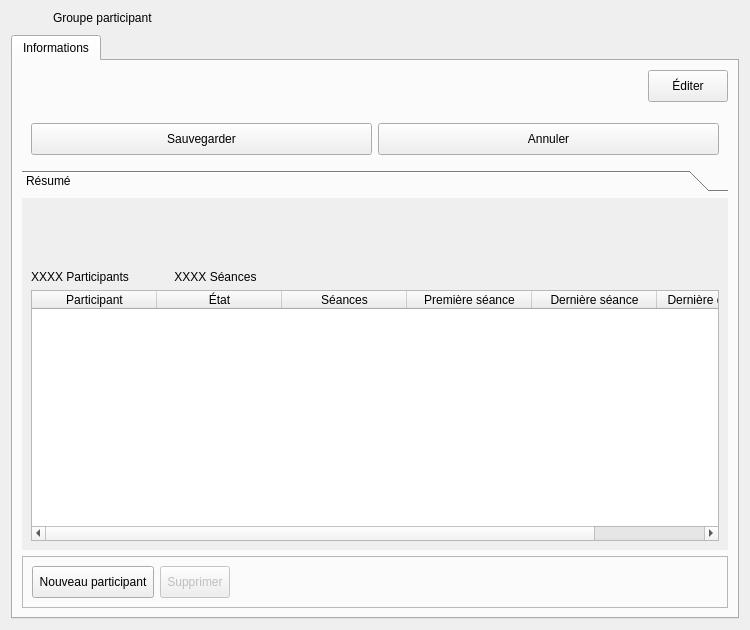
Old version of the form client/src/editors/GroupWidget.ui in the repository introlab/openteraplus.
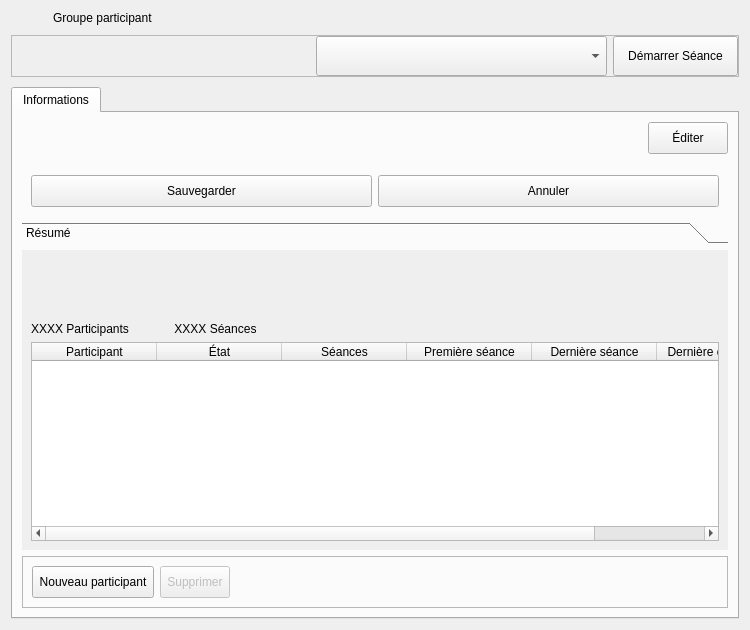
New version of the form. Icons and pictures are not drawn. Custom widgets are drawn as their Qt base class.

Commit message: Refs #56. Allowed to start group sessions from Group view (widget).

What changed in the file:
```diff
--- a/client/src/editors/GroupWidget.ui
+++ b/client/src/editors/GroupWidget.ui
@@ -162,6 +162,125 @@
      </item>
     </layout>
    </item>
+   <item>
+    <widget class="QFrame" name="frameNewSession">
+     <property name="sizePolicy">
+      <sizepolicy hsizetype="Preferred" vsizetype="Maximum">
+       <horstretch>0</horstretch>
+       <verstretch>0</verstretch>
+      </sizepolicy>
+     </property>
+     <property name="frameShape">
+      <enum>QFrame::StyledPanel</enum>
+     </property>
+     <property name="frameShadow">
+      <enum>QFrame::Raised</enum>
+     </property>
+     <layout class="QHBoxLayout" name="horizontalLayout_5">
+      <property name="leftMargin">
+       <number>0</number>
+      </property>
+      <property name="topMargin">
+       <number>0</number>
+      </property>
+      <property name="rightMargin">
+       <number>0</number>
+      </property>
+      <property name="bottomMargin">
+       <number>0</number>
+      </property>
+      <item>
+       <spacer name="horizontalSpacer_6">
+        <property name="orientation">
+         <enum>Qt::Horizontal</enum>
+        </property>
+        <property name="sizeHint" stdset="0">
+         <size>
+          <width>40</width>
+          <height>20</height>
+         </size>
+        </property>
+       </spacer>
+      </item>
+      <item>
+       <widget class="QLabel" name="lblInfos">
+        <property name="text">
+         <string/>
+        </property>
+       </widget>
+      </item>
+      <item>
+       <widget class="QComboBox" name="cmbSessionType">
+        <property name="enabled">
+         <bool>true</bool>
+        </property>
+        <property name="sizePolicy">
+         <sizepolicy hsizetype="MinimumExpanding" vsizetype="Fixed">
+          <horstretch>0</horstretch>
+          <verstretch>0</verstretch>
+         </sizepolicy>
+        </property>
+        <property name="minimumSize">
+         <size>
+          <width>0</width>
+          <height>40</height>
+         </size>
+        </property>
+        <property name="maximumSize">
+         <size>
+          <width>400</width>
+          <height>16777215</height>
+         </size>
+        </property>
+       </widget>
+      </item>
+      <item>
+       <widget class="QPushButton" name="btnNewSession">
+        <property name="enabled">
+         <bool>true</bool>
+        </property>
+        <property name="sizePolicy">
+         <sizepolicy hsizetype="Maximum" vsizetype="Minimum">
+          <horstretch>0</horstretch>
+          <verstretch>0</verstretch>
+         </sizepolicy>
+        </property>
+        <property name="minimumSize">
+         <size>
+          <width>125</width>
+          <height>40</height>
+         </size>
+        </property>
+        <property name="maximumSize">
+         <size>
+          <width>16777215</width>
+          <height>40</height>
+         </size>
+        </property>
+        <property name="cursor">
+         <cursorShape>PointingHandCursor</cursorShape>
+        </property>
+        <property name="text">
+         <string>Démarrer Séance</string>
+        </property>
+        <property name="icon">
+         <iconset resource="../../resources/TeraClient.qrc">
+          <normaloff>:/icons/play.png</normaloff>:/icons/play.png</iconset>
+        </property>
+        <property name="iconSize">
+         <size>
+          <width>24</width>
+          <height>24</height>
+         </size>
+        </property>
+        <property name="flat">
+         <bool>false</bool>
+        </property>
+       </widget>
+      </item>
+     </layout>
+    </widget>
+   </item>
    <item>
     <widget class="QTabWidget" name="tabNav">
      <property name="currentIndex">
@@ -304,7 +423,7 @@
             <x>0</x>
             <y>0</y>
             <width>710</width>
-            <height>316</height>
+            <height>264</height>
            </rect>
           </property>
           <attribute name="label">
```
The commit also changes 7 other files.
